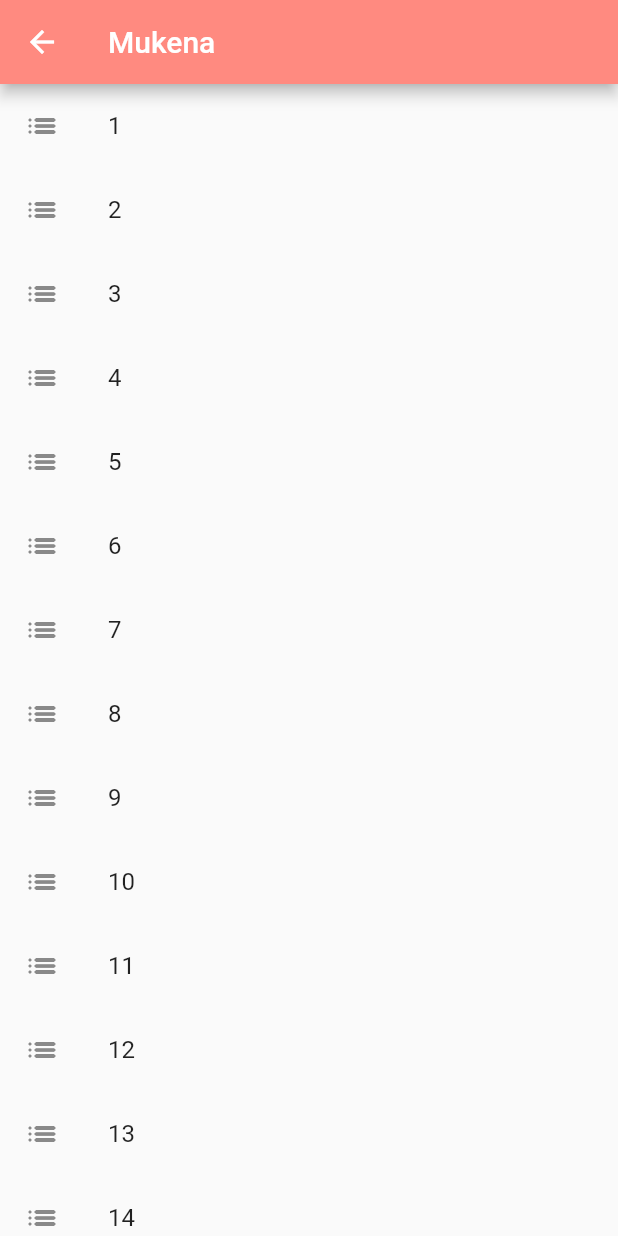
After one commit to titaw1/Catalog-App, a Flutter app: the screen it shows after launch, after a tap on "Mukena", on a phone screen of 412 x 824 dp. The commit adds this screen. Run offline on Flutter 3.47's test engine with Material 2 defaults, Android fonts, the phone set to English and light mode, and no system bars.

Commit message:
Desain ListView

```diff
--- a/katalog_toko/lib/main.dart
+++ b/katalog_toko/lib/main.dart
@@ -1,12 +1,20 @@
 //import 'dart:html';
 
 import 'package:flutter/material.dart';
+import 'package:katalog_toko/gamis.dart';
+import 'package:katalog_toko/hijab.dart';
+import 'package:katalog_toko/mukena.dart';
+import 'package:katalog_toko/one_set.dart';
 
 void main() {
-  runApp(new MaterialApp(
-    home: halamanUtama(),
-    //title: new Text("Tita's Store Catalogue"),
-  ));
+  runApp(new MaterialApp(home: halamanUtama(), routes: <String, WidgetBuilder>{
+    '/Mukena': (BuildContext context) => new Mukena(),
+    '/Hijab': (BuildContext context) => new Hijab(),
+    '/OneSet': (BuildContext context) => new OneSet(),
+    '/Gamis': (BuildContext context) => new Gamis(),
+  }
+      //title: new Text("Tita's Store Catalogue"),
+      ));
 }
 
 class halamanUtama extends StatelessWidget {
@@ -28,13 +36,15 @@ class halamanUtama extends StatelessWidget {
         child: new Column(
           crossAxisAlignment: CrossAxisAlignment.stretch,
           children: <Widget>[
-            new myCard(Icons.collections, "Mukena", Colors.red.shade500),
-            new myCard(Icons.collections, "Hijab", Colors.red.shade600),
             new myCard(
-                Icons.collections_outlined, "One Set", Colors.red.shade200),
-            new myCard(Icons.collections, "Gamis", Colors.red),
+                Icons.collections, "Mukena", Colors.red.shade500, '/Mukena'),
             new myCard(
-                Icons.menu_book_sharp, "Tentang Katalog!", Colors.red.shade300),
+                Icons.collections, "Hijab", Colors.red.shade600, '/Hijab'),
+            new myCard(Icons.collections_outlined, "One Set",
+                Colors.red.shade200, '/OneSet'),
+            new myCard(Icons.collections, "Gamis", Colors.red, '/Gamis'),
+            new myCard(Icons.menu_book_sharp, "Tentang Katalog!",
+                Colors.red.shade300, ''),
             new Center(
               child: new Text("Developed by Tita Wijayanti"),
             )
@@ -46,11 +56,12 @@ class halamanUtama extends StatelessWidget {
 }
 
 class myCard extends StatelessWidget {
-  myCard(this.icon, this.text, this.color);
+  myCard(this.icon, this.text, this.color, this.route);
 
   final IconData icon;
   final String text;
   final Color color;
+  final String route;
 
   @override
   Widget build(BuildContext context) {
@@ -65,7 +76,9 @@ class myCard extends StatelessWidget {
             color: color,
           ),
           new TextButton(
-              onPressed: null,
+              onPressed: () {
+                Navigator.pushNamed(context, route);
+              },
               child: new Text(
                 text,
                 style: new TextStyle(
--- /dev/null
+++ b/katalog_toko/lib/mukena.dart
@@ -0,0 +1,107 @@
+import 'package:flutter/material.dart';
+
+class Mukena extends StatelessWidget {
+  @override
+  Widget build(BuildContext context) {
+    return new Scaffold(
+      appBar: new AppBar(
+        title: new Text("Mukena"),
+        backgroundColor: Colors.redAccent.shade100,
+      ),
+      body: new ListView(
+        children: <Widget>[
+          new Container(
+            child: new ListTile(
+              leading: new Icon(Icons.list_rounded),
+              title: new Text("1"),
+            ),
+          ),
+          new Container(
+            child: new ListTile(
+              leading: new Icon(Icons.list_rounded),
+              title: new Text("2"),
+            ),
+          ),
+          new Container(
+            child: new ListTile(
+              leading: new Icon(Icons.list_rounded),
+              title: new Text("3"),
+            ),
+          ),
+          new Container(
+            child: new ListTile(
+              leading: new Icon(Icons.list_rounded),
+              title: new Text("4"),
+            ),
+          ),
+          new Container(
+            child: new ListTile(
+              leading: new Icon(Icons.list_rounded),
+              title: new Text("5"),
+            ),
+          ),
+          new Container(
+            child: new ListTile(
+              leading: new Icon(Icons.list_rounded),
+              title: new Text("6"),
+            ),
+          ),
+          new Container(
+            child: new ListTile(
+              leading: new Icon(Icons.list_rounded),
+              title: new Text("7"),
+            ),
+          ),
+          new Container(
+            child: new ListTile(
+              leading: new Icon(Icons.list_rounded),
+              title: new Text("8"),
+            ),
+          ),
+          new Container(
+            child: new ListTile(
+              leading: new Icon(Icons.list_rounded),
+              title: new Text("9"),
+            ),
+          ),
+          new Container(
+            child: new ListTile(
+              leading: new Icon(Icons.list_rounded),
+              title: new Text("10"),
+            ),
+          ),
+          new Container(
+            child: new ListTile(
+              leading: new Icon(Icons.list_rounded),
+              title: new Text("11"),
+            ),
+          ),
+          new Container(
+            child: new ListTile(
+              leading: new Icon(Icons.list_rounded),
+              title: new Text("12"),
+            ),
+          ),
+          new Container(
+            child: new ListTile(
+              leading: new Icon(Icons.list_rounded),
+              title: new Text("13"),
+            ),
+          ),
+          new Container(
+            child: new ListTile(
+              leading: new Icon(Icons.list_rounded),
+              title: new Text("14"),
+            ),
+          ),
+          new Container(
+            child: new ListTile(
+              leading: new Icon(Icons.list_rounded),
+              title: new Text("15"),
+            ),
+          ),
+        ],
+      ),
+    );
+  }
+}
```
Also changed, not shown: katalog_toko/lib/gamis.dart (added, +107 -0 lines), katalog_toko/lib/hijab.dart (added, +107 -0 lines), katalog_toko/lib/one_set.dart (added, +107 -0 lines).
